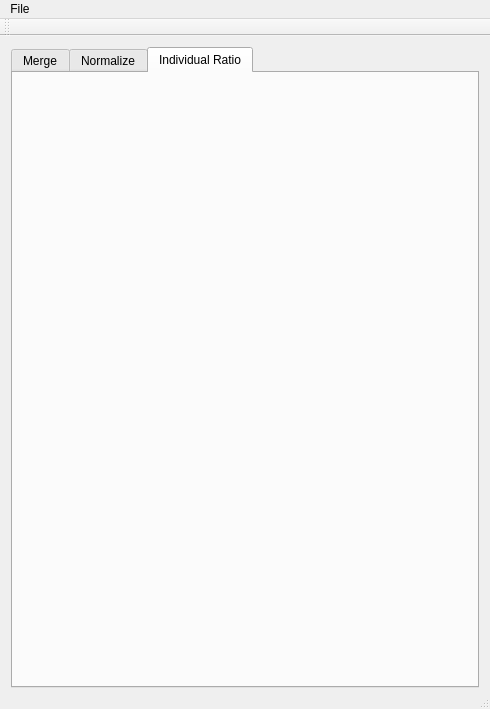
First picture: the form in mainwindow.ui, repository Patobeurre/BoneMerge, before the edit.
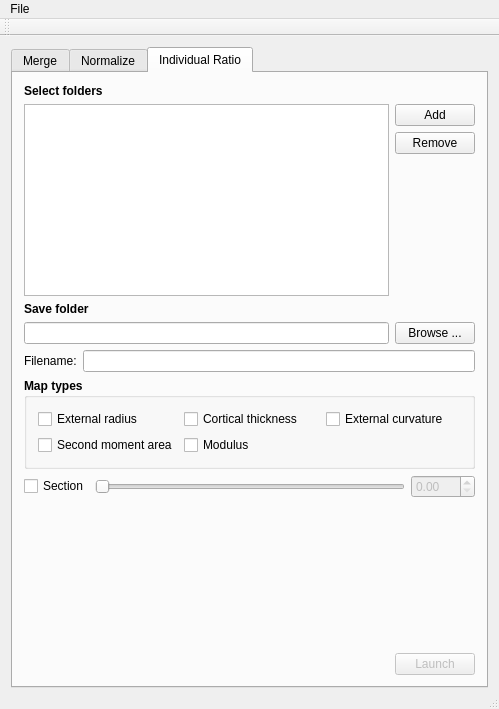
Second picture: the form after the edit. The open tabs and pages were chosen to show the change.

Commit message: individual ratio tab

```diff
--- a/mainwindow.ui
+++ b/mainwindow.ui
@@ -6,8 +6,8 @@
    <rect>
     <x>0</x>
     <y>0</y>
-    <width>490</width>
-    <height>699</height>
+    <width>499</width>
+    <height>680</height>
    </rect>
   </property>
   <property name="windowTitle">
@@ -756,6 +756,301 @@
        <attribute name="title">
         <string>Individual Ratio</string>
        </attribute>
+       <layout class="QVBoxLayout" name="verticalLayout_5">
+        <item>
+         <layout class="QVBoxLayout" name="verticalLayout_10">
+          <property name="topMargin">
+           <number>0</number>
+          </property>
+          <item>
+           <widget class="QLabel" name="label_6">
+            <property name="sizePolicy">
+             <sizepolicy hsizetype="Fixed" vsizetype="Fixed">
+              <horstretch>0</horstretch>
+              <verstretch>0</verstretch>
+             </sizepolicy>
+            </property>
+            <property name="font">
+             <font>
+              <weight>75</weight>
+              <bold>true</bold>
+             </font>
+            </property>
+            <property name="text">
+             <string>Select folders</string>
+            </property>
+           </widget>
+          </item>
+          <item>
+           <layout class="QHBoxLayout" name="horizontalLayout_13">
+            <property name="topMargin">
+             <number>0</number>
+            </property>
+            <item>
+             <widget class="QTableView" name="tableViewSelectFolders_ratio"/>
+            </item>
+            <item>
+             <layout class="QVBoxLayout" name="verticalLayout_7">
+              <property name="leftMargin">
+               <number>0</number>
+              </property>
+              <item>
+               <widget class="QPushButton" name="btnAddSelectedFolder_ratio">
+                <property name="text">
+                 <string>Add</string>
+                </property>
+               </widget>
+              </item>
+              <item>
+               <widget class="QPushButton" name="btnRemoveSelectedFolder_ratio">
+                <property name="text">
+                 <string>Remove</string>
+                </property>
+               </widget>
+              </item>
+              <item>
+               <spacer name="verticalSpacer_8">
+                <property name="orientation">
+                 <enum>Qt::Vertical</enum>
+                </property>
+                <property name="sizeHint" stdset="0">
+                 <size>
+                  <width>20</width>
+                  <height>40</height>
+                 </size>
+                </property>
+               </spacer>
+              </item>
+             </layout>
+            </item>
+           </layout>
+          </item>
+         </layout>
+        </item>
+        <item>
+         <layout class="QVBoxLayout" name="verticalLayout_11">
+          <property name="topMargin">
+           <number>0</number>
+          </property>
+          <item>
+           <widget class="QLabel" name="label_7">
+            <property name="sizePolicy">
+             <sizepolicy hsizetype="Fixed" vsizetype="Preferred">
+              <horstretch>0</horstretch>
+              <verstretch>0</verstretch>
+             </sizepolicy>
+            </property>
+            <property name="font">
+             <font>
+              <weight>75</weight>
+              <bold>true</bold>
+             </font>
+            </property>
+            <property name="text">
+             <string>Save folder</string>
+            </property>
+           </widget>
+          </item>
+          <item>
+           <layout class="QHBoxLayout" name="horizontalLayout_15">
+            <property name="topMargin">
+             <number>0</number>
+            </property>
+            <item>
+             <widget class="QLineEdit" name="lineEditSaveDir_ratio"/>
+            </item>
+            <item>
+             <widget class="QPushButton" name="btnBrowseSaveDir_ratio">
+              <property name="text">
+               <string>Browse ...</string>
+              </property>
+             </widget>
+            </item>
+           </layout>
+          </item>
+         </layout>
+        </item>
+        <item>
+         <layout class="QHBoxLayout" name="horizontalLayout_16">
+          <property name="topMargin">
+           <number>0</number>
+          </property>
+          <item>
+           <widget class="QLabel" name="label_8">
+            <property name="text">
+             <string>Filename:</string>
+            </property>
+           </widget>
+          </item>
+          <item>
+           <widget class="QLineEdit" name="lineEditFilename_ratio"/>
+          </item>
+         </layout>
+        </item>
+        <item>
+         <widget class="QGroupBox" name="gbMapTypes_ratio">
+          <property name="font">
+           <font>
+            <weight>75</weight>
+            <bold>true</bold>
+           </font>
+          </property>
+          <property name="title">
+           <string>Map types</string>
+          </property>
+          <layout class="QGridLayout" name="gridLayout">
+           <item row="0" column="2">
+            <widget class="QCheckBox" name="cbExtCurv_ratio">
+             <property name="font">
+              <font>
+               <weight>50</weight>
+               <bold>false</bold>
+              </font>
+             </property>
+             <property name="text">
+              <string>External curvature</string>
+             </property>
+            </widget>
+           </item>
+           <item row="0" column="0">
+            <widget class="QCheckBox" name="cbExtRadius_ratio">
+             <property name="font">
+              <font>
+               <weight>50</weight>
+               <bold>false</bold>
+              </font>
+             </property>
+             <property name="text">
+              <string>External radius</string>
+             </property>
+            </widget>
+           </item>
+           <item row="0" column="1">
+            <widget class="QCheckBox" name="cbCorticalThick_ratio">
+             <property name="font">
+              <font>
+               <weight>50</weight>
+               <bold>false</bold>
+              </font>
+             </property>
+             <property name="text">
+              <string>Cortical thickness</string>
+             </property>
+            </widget>
+           </item>
+           <item row="1" column="0">
+            <widget class="QCheckBox" name="cbSecondMomentArea_ratio">
+             <property name="font">
+              <font>
+               <weight>50</weight>
+               <bold>false</bold>
+              </font>
+             </property>
+             <property name="text">
+              <string>Second moment area</string>
+             </property>
+            </widget>
+           </item>
+           <item row="1" column="1">
+            <widget class="QCheckBox" name="cbModulus_ratio">
+             <property name="font">
+              <font>
+               <weight>50</weight>
+               <bold>false</bold>
+              </font>
+             </property>
+             <property name="text">
+              <string>Modulus</string>
+             </property>
+            </widget>
+           </item>
+          </layout>
+         </widget>
+        </item>
+        <item>
+         <layout class="QHBoxLayout" name="horizontalLayout_17">
+          <property name="topMargin">
+           <number>0</number>
+          </property>
+          <item>
+           <widget class="QCheckBox" name="cbSection_ratio">
+            <property name="text">
+             <string>Section</string>
+            </property>
+           </widget>
+          </item>
+          <item>
+           <widget class="QSlider" name="sliderSection_ratio">
+            <property name="enabled">
+             <bool>false</bool>
+            </property>
+            <property name="maximum">
+             <number>100</number>
+            </property>
+            <property name="orientation">
+             <enum>Qt::Horizontal</enum>
+            </property>
+           </widget>
+          </item>
+          <item>
+           <widget class="QDoubleSpinBox" name="sbSection_ratio">
+            <property name="enabled">
+             <bool>false</bool>
+            </property>
+            <property name="showGroupSeparator" stdset="0">
+             <bool>false</bool>
+            </property>
+            <property name="maximum">
+             <double>100.000000000000000</double>
+            </property>
+           </widget>
+          </item>
+         </layout>
+        </item>
+        <item>
+         <spacer name="verticalSpacer_7">
+          <property name="orientation">
+           <enum>Qt::Vertical</enum>
+          </property>
+          <property name="sizeHint" stdset="0">
+           <size>
+            <width>20</width>
+            <height>40</height>
+           </size>
+          </property>
+         </spacer>
+        </item>
+        <item>
+         <layout class="QHBoxLayout" name="horizontalLayout_14">
+          <property name="topMargin">
+           <number>0</number>
+          </property>
+          <item>
+           <spacer name="horizontalSpacer_4">
+            <property name="orientation">
+             <enum>Qt::Horizontal</enum>
+            </property>
+            <property name="sizeHint" stdset="0">
+             <size>
+              <width>40</width>
+              <height>20</height>
+             </size>
+            </property>
+           </spacer>
+          </item>
+          <item>
+           <widget class="QPushButton" name="btnLaunchRatio">
+            <property name="enabled">
+             <bool>false</bool>
+            </property>
+            <property name="text">
+             <string>Launch</string>
+            </property>
+           </widget>
+          </item>
+         </layout>
+        </item>
+       </layout>
       </widget>
      </widget>
     </item>
@@ -766,7 +1061,7 @@
     <rect>
      <x>0</x>
      <y>0</y>
-     <width>490</width>
+     <width>499</width>
      <height>21</height>
     </rect>
    </property>
```
Left out of the diff: 2 changed lines with no effect on the pictures. The commit also changes 6 other files.
